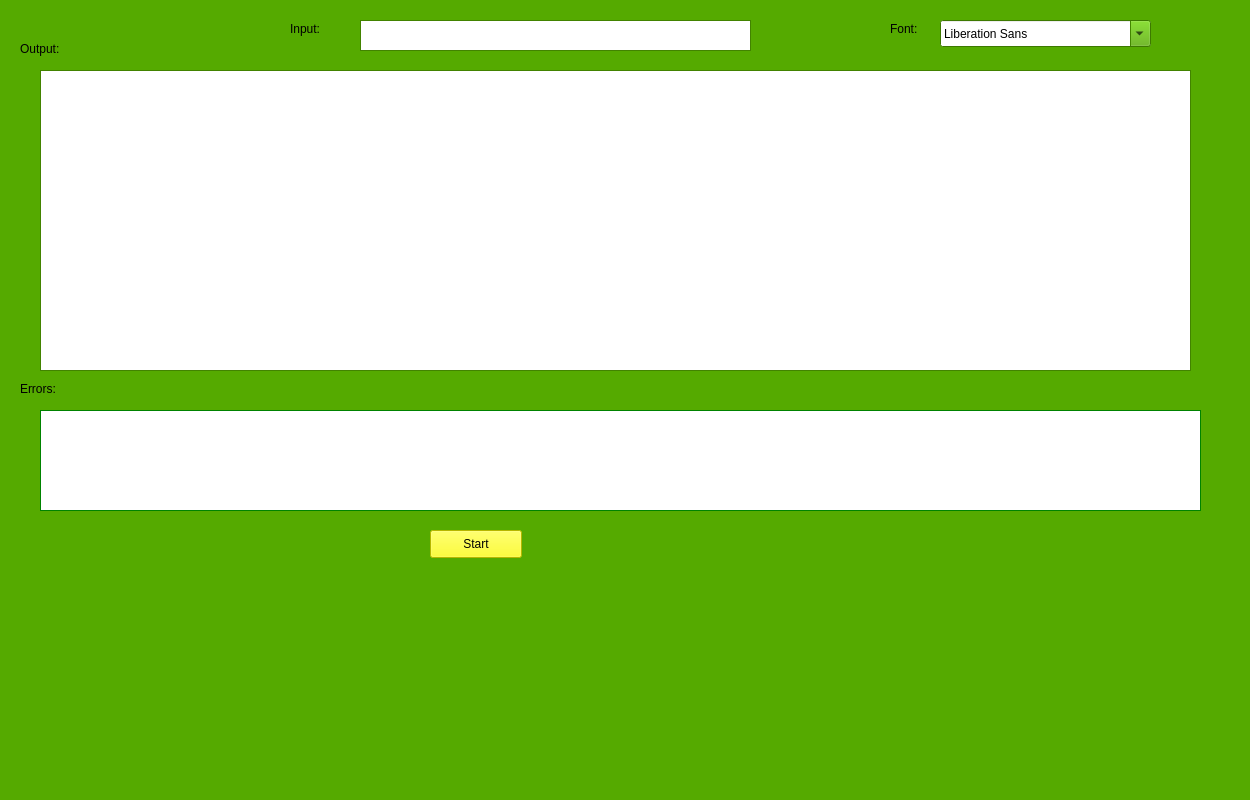
Above: src/ATSarf/gui/mainwindow.ui from codelogicanalysis/atmine before the change. Below: the same form after it.
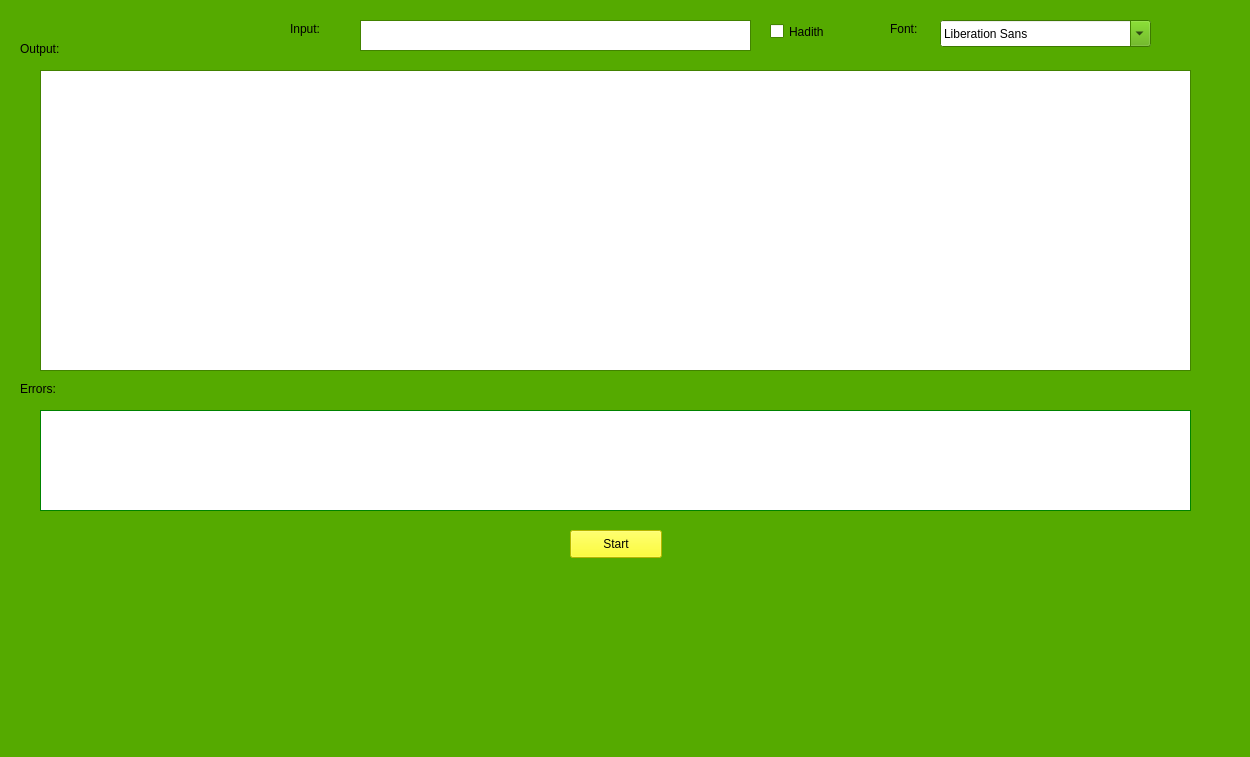
That is the form after the change. Icons and pictures are not drawn.

Commit message: made some changes to gui... now hadith is a runtime option

```diff
--- a/src/ATSarf/gui/mainwindow.ui
+++ b/src/ATSarf/gui/mainwindow.ui
@@ -7,7 +7,7 @@
     <x>0</x>
     <y>0</y>
     <width>1250</width>
-    <height>800</height>
+    <height>757</height>
    </rect>
   </property>
   <property name="palette">
@@ -471,7 +471,7 @@
      <rect>
       <x>40</x>
       <y>410</y>
-      <width>1161</width>
+      <width>1151</width>
       <height>101</height>
      </rect>
     </property>
@@ -939,7 +939,7 @@
    <widget class="QPushButton" name="pushButton">
     <property name="geometry">
      <rect>
-      <x>430</x>
+      <x>570</x>
       <y>530</y>
       <width>92</width>
       <height>28</height>
@@ -1390,17 +1390,36 @@
    <widget class="QLabel" name="label_5">
     <property name="geometry">
      <rect>
-      <x>290</x>
+      <x>480</x>
       <y>580</y>
-      <width>471</width>
-      <height>201</height>
+      <width>273</width>
+      <height>163</height>
      </rect>
     </property>
     <property name="text">
      <string/>
     </property>
     <property name="pixmap">
-     <pixmap>../../../../../../home/hamza/Desktop/sarf2.png</pixmap>
+     <pixmap>../sarf33.bmp</pixmap>
+    </property>
+    <property name="scaledContents">
+     <bool>true</bool>
+    </property>
+    <property name="alignment">
+     <set>Qt::AlignBottom|Qt::AlignHCenter</set>
+    </property>
+   </widget>
+   <widget class="QCheckBox" name="checkBox">
+    <property name="geometry">
+     <rect>
+      <x>770</x>
+      <y>20</y>
+      <width>91</width>
+      <height>23</height>
+     </rect>
+    </property>
+    <property name="text">
+     <string>Hadith</string>
     </property>
    </widget>
   </widget>
```
Left out of the diff: 12 changed lines with no effect on the pictures. The commit also changes 9 other files.
